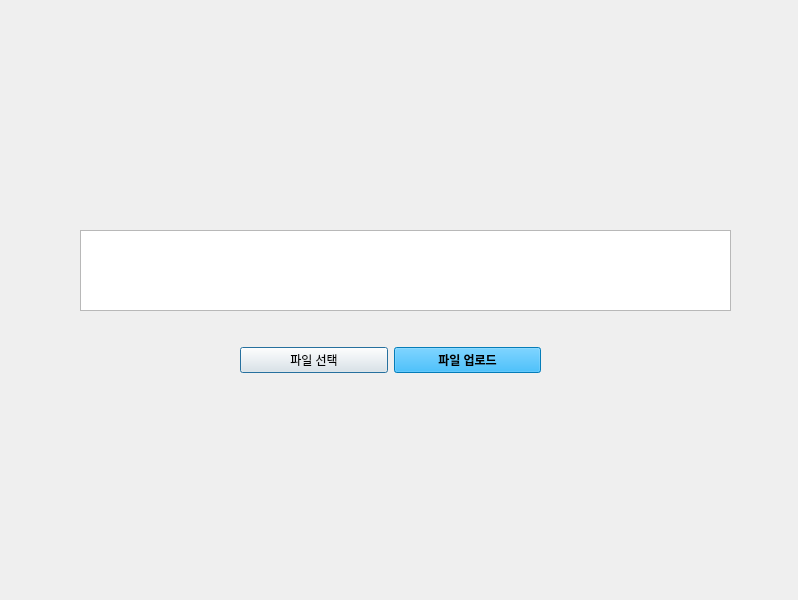
Above: fileupload.ui from leemijung/FingerBeam before the change. Below: the same form after it.
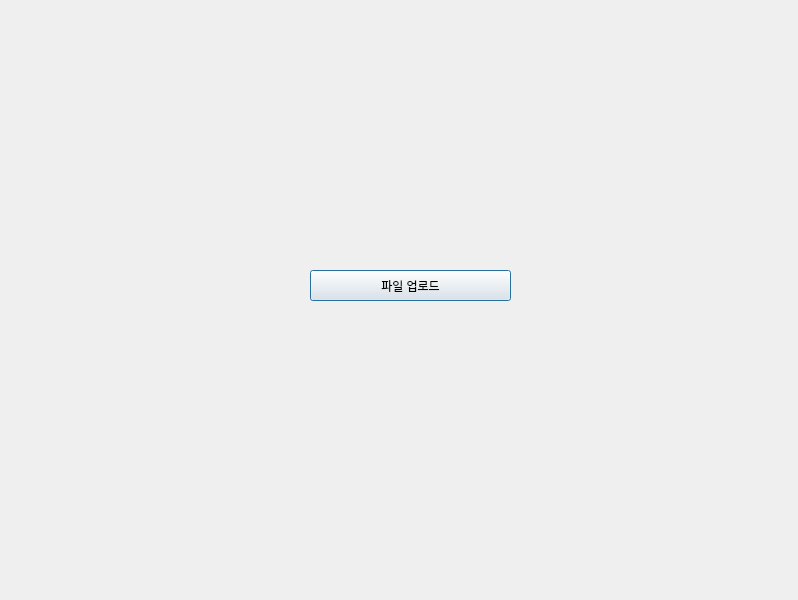
That is the form after the change. Icons and pictures are not drawn.

The edit to the form file:
```diff
--- a/fileupload.ui
+++ b/fileupload.ui
@@ -13,50 +13,22 @@
   <property name="windowTitle">
    <string>Dialog</string>
   </property>
-  <widget class="QTextEdit" name="textEdit">
+  <property name="windowIcon">
+   <iconset>
+    <normaloff>img/fb.png</normaloff>img/fb.png</iconset>
+  </property>
+  <widget class="QPushButton" name="pushButton">
    <property name="geometry">
     <rect>
-     <x>80</x>
-     <y>230</y>
-     <width>651</width>
-     <height>81</height>
+     <x>310</x>
+     <y>270</y>
+     <width>201</width>
+     <height>31</height>
     </rect>
    </property>
-  </widget>
-  <widget class="QWidget" name="horizontalLayoutWidget">
-   <property name="geometry">
-    <rect>
-     <x>240</x>
-     <y>340</y>
-     <width>301</width>
-     <height>41</height>
-    </rect>
+   <property name="text">
+    <string>파일 업로드</string>
    </property>
-   <layout class="QHBoxLayout" name="horizontalLayout">
-    <item>
-     <widget class="QPushButton" name="pushButton">
-      <property name="text">
-       <string>파일 선택</string>
-      </property>
-     </widget>
-    </item>
-    <item>
-     <widget class="QPushButton" name="pushButton_2">
-      <property name="font">
-       <font>
-        <weight>75</weight>
-        <bold>true</bold>
-       </font>
-      </property>
-      <property name="styleSheet">
-       <string notr="true">background-color: rgba(0, 170, 255, 249);</string>
-      </property>
-      <property name="text">
-       <string>파일 업로드</string>
-      </property>
-     </widget>
-    </item>
-   </layout>
   </widget>
  </widget>
  <resources/>
```
